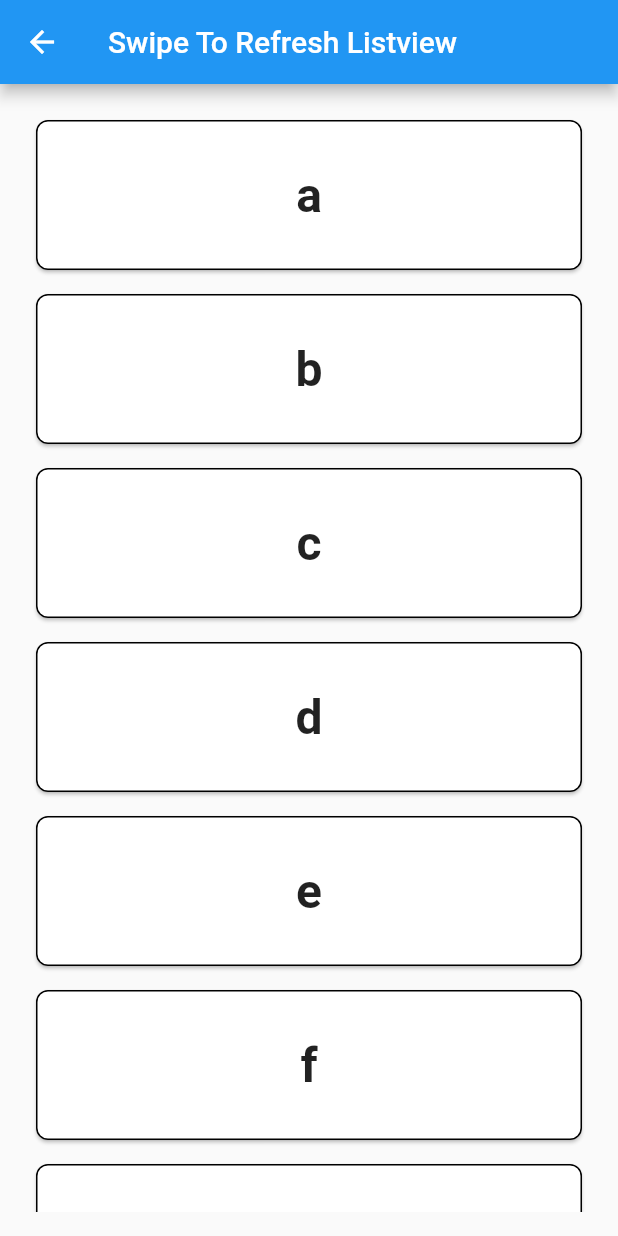
After one commit to Gogo-jiii/Flutter-All-In-One, a Flutter app: the SwipeToRefreshListviewScreen screen opened directly, on a phone screen of 412 x 824 dp. The commit adds this screen. Run offline on Flutter 3.47's test engine with Material 2 defaults, Android fonts, the phone set to English and light mode, and no system bars; our stand-ins replace flutter_rating_bar, fluttertoast.

Commit message:
swipe to refresh listview

```diff
--- a/lib/modules/listview/listview_screen.dart
+++ b/lib/modules/listview/listview_screen.dart
@@ -8,6 +8,7 @@ import 'package:flutter_all_in_one/modules/listview/nested_listview/nested_listv
 import 'package:flutter_all_in_one/modules/listview/simple_listview/simple_listview_screen.dart';
 import 'package:flutter_all_in_one/modules/listview/staggered_listview/staggered_listview_screen.dart';
 import 'package:flutter_all_in_one/modules/listview/swipe_to_delete_item_listview/swipe_to_delete_item_listview_screen.dart';
+import 'package:flutter_all_in_one/modules/listview/swipe_to_refresh_listview/swipe_to_refresh_listview_screen.dart';
 import 'package:flutter_all_in_one/modules/listview/viewtypes_listview/viewtypes_listview_screen.dart';
 
 import 'horizontal_listview/horizontal_listview_screen.dart';
@@ -77,6 +78,8 @@ class GetUI extends StatelessWidget {
           _Button("Expandable Listview", ExpandableListviewScreen()),
           _SizedBox(16),
           _Button("Nested Listview", NestedListviewScreen()),
+          _SizedBox(16),
+          _Button("Swipe To Refresh Listview", SwipeToRefreshListviewScreen()),
         ],
       ),
     );
--- /dev/null
+++ b/lib/modules/listview/swipe_to_refresh_listview/swipe_to_refresh_listview_screen.dart
@@ -0,0 +1,109 @@
+import 'package:flutter/material.dart';
+
+import '../../common_widgets/common_widgets.dart';
+import '../../toast/toast_screen.dart';
+
+class SwipeToRefreshListviewScreen extends StatefulWidget {
+  const SwipeToRefreshListviewScreen({Key? key}) : super(key: key);
+
+  @override
+  State<SwipeToRefreshListviewScreen> createState() =>
+      _SwipeToRefreshListviewScreenState();
+}
+
+final List<String> list = [
+  "a",
+  "b",
+  "c",
+  "d",
+  "e",
+  "f",
+  "g",
+  "h",
+  "i",
+  "j",
+  "k",
+  "l",
+  "m",
+  "n",
+  "o",
+  "p",
+  "q",
+  "r",
+  "s",
+  "t",
+  "u",
+  "v",
+  "w",
+  "x",
+  "y",
+  "z"
+];
+
+class _SwipeToRefreshListviewScreenState
+    extends State<SwipeToRefreshListviewScreen> {
+  @override
+  Widget build(BuildContext context) {
+    return Scaffold(
+      appBar: getAppBar(context, "Swipe To Refresh Listview"),
+      body: Container(
+        margin: const EdgeInsets.all(16),
+        child: Center(
+          child: RefreshIndicator(
+            onRefresh: () {
+              return Future.delayed(const Duration(seconds: 3), () {
+                setState(() {
+                  list.add("1");
+                  list.add("2");
+                  list.add("3");
+                  list.add("4");
+                  list.add("5");
+                  showToast("Refreshed...");
+                });
+              });
+            },
+            child: ListView.builder(
+                itemCount: list.length,
+                itemBuilder: (contex, index) {
+                  return GestureDetector(
+                      child: Card(
+                        margin: const EdgeInsets.all(8),
+                        elevation: 1,
+                        shape: RoundedRectangleBorder(
+                          side: BorderSide(
+                              color: Theme.of(context)
+                                  .colorScheme
+                                  .onSurfaceVariant,
+                              width: 1.0,
+                              style: BorderStyle.solid),
+                          borderRadius: const BorderRadius.all(
+                            Radius.circular(8),
+                          ),
+                        ),
+                        borderOnForeground: true,
+                        child: SizedBox(
+                          width: double.infinity,
+                          height: 100,
+                          child: Center(
+                            child: Text(
+                              list[index],
+                              softWrap: true,
+                              textAlign: TextAlign.center,
+                              style: const TextStyle(
+                                fontSize: 32,
+                                fontWeight: FontWeight.bold,
+                              ),
+                            ),
+                          ),
+                        ),
+                      ),
+                      onTap: () {
+                        showToast("Selected : ${list[index]}");
+                      });
+                }),
+          ),
+        ),
+      ),
+    );
+  }
+}
```
